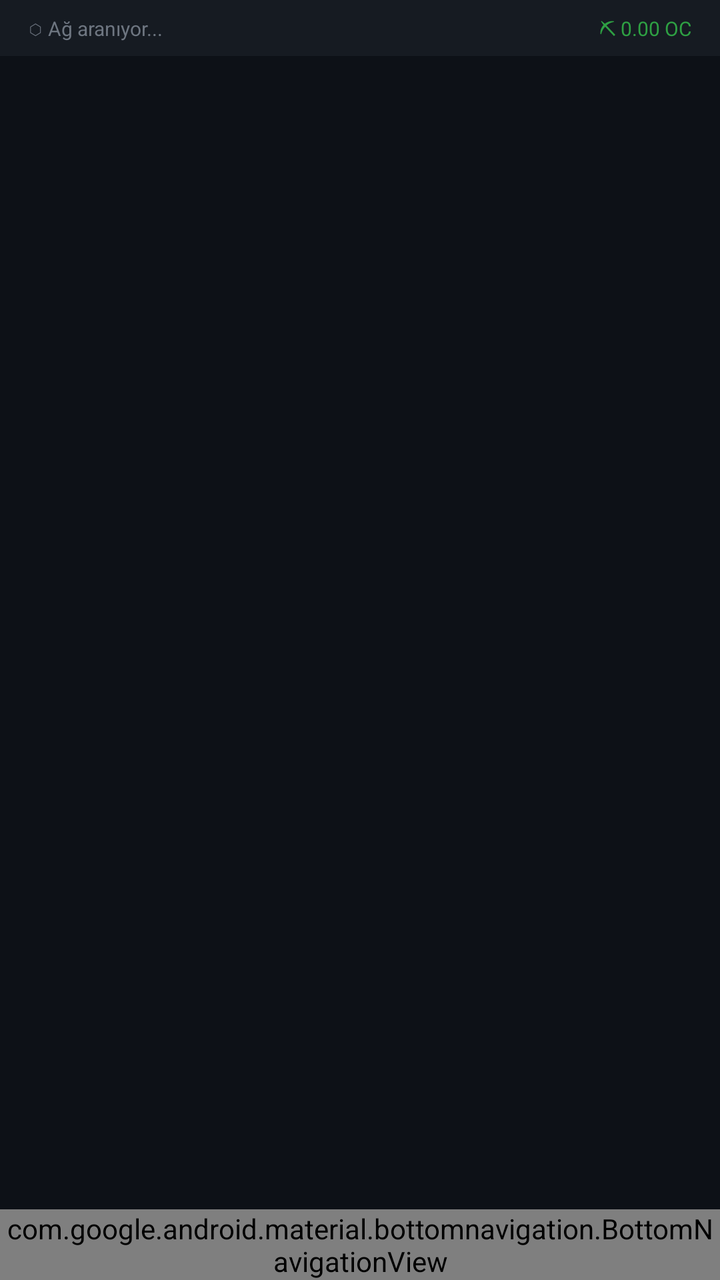
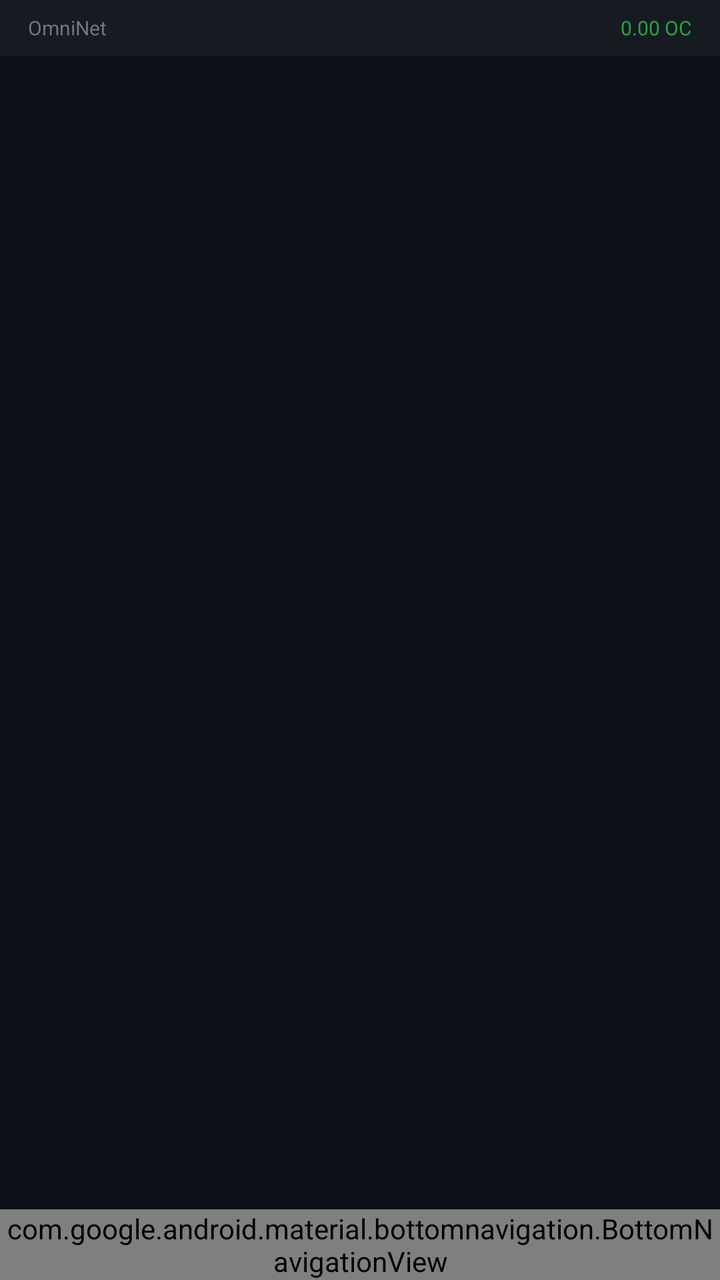

Compare the two renders of this Android layout. The source of the first and the diff that turns it into the second are given below.
<!-- AndroidManifest.xml: application theme Theme.AppCompat.DayNight.NoActionBar -->
<!-- res/layout/activity_main.xml -->
<?xml version="1.0" encoding="utf-8"?>
<LinearLayout
    xmlns:android="http://schemas.android.com/apk/res/android"
    xmlns:app="http://schemas.android.com/apk/res-auto"
    android:layout_width="match_parent"
    android:layout_height="match_parent"
    android:orientation="vertical"
    android:background="#0D1117">

    
    <LinearLayout
        android:id="@+id/status_strip"
        android:layout_width="match_parent"
        android:layout_height="28dp"
        android:background="#161B22"
        android:orientation="horizontal"
        android:paddingLeft="14dp"
        android:paddingRight="14dp"
        android:gravity="center_vertical">

        <TextView
            android:id="@+id/tv_mesh_status"
            android:layout_width="0dp"
            android:layout_height="wrap_content"
            android:layout_weight="1"
            android:text="⬡ Ağ aranıyor..."
            android:textColor="#6E7681"
            android:textSize="10sp"/>

        <TextView
            android:id="@+id/tv_balance_pill"
            android:layout_width="wrap_content"
            android:layout_height="wrap_content"
            android:text="⛏ 0.00 OC"
            android:textColor="#2EA043"
            android:textSize="10sp"/>

    </LinearLayout>

    
    <FrameLayout
        android:id="@+id/fragment_container"
        android:layout_width="match_parent"
        android:layout_height="0dp"
        android:layout_weight="1"/>

    
    <com.google.android.material.bottomnavigation.BottomNavigationView
        android:id="@+id/bottom_nav"
        android:layout_width="match_parent"
        android:layout_height="wrap_content"
        android:background="#161B22"
        app:itemIconTint="@color/nav_selector"
        app:itemTextColor="@color/nav_selector"
        app:labelVisibilityMode="labeled"
        app:menu="@menu/bottom_nav"/>

</LinearLayout>
<!-- resources referenced by this layout -->
<resources>

</resources>

<!-- the commit's change to res/layout/activity_main.xml (unified diff, before → after) -->
@@ -7,7 +7,6 @@
     android:orientation="vertical"
     android:background="#0D1117">
 
-    
     <LinearLayout
         android:id="@+id/status_strip"
         android:layout_width="match_parent"
@@ -23,7 +22,7 @@
             android:layout_width="0dp"
             android:layout_height="wrap_content"
             android:layout_weight="1"
-            android:text="⬡ Ağ aranıyor..."
+            android:text="OmniNet"
             android:textColor="#6E7681"
             android:textSize="10sp"/>
 
@@ -31,20 +30,18 @@
             android:id="@+id/tv_balance_pill"
             android:layout_width="wrap_content"
             android:layout_height="wrap_content"
-            android:text="⛏ 0.00 OC"
+            android:text="0.00 OC"
             android:textColor="#2EA043"
             android:textSize="10sp"/>
 
     </LinearLayout>
 
-    
     <FrameLayout
         android:id="@+id/fragment_container"
         android:layout_width="match_parent"
         android:layout_height="0dp"
         android:layout_weight="1"/>
 
-    
     <com.google.android.material.bottomnavigation.BottomNavigationView
         android:id="@+id/bottom_nav"
         android:layout_width="match_parent"
